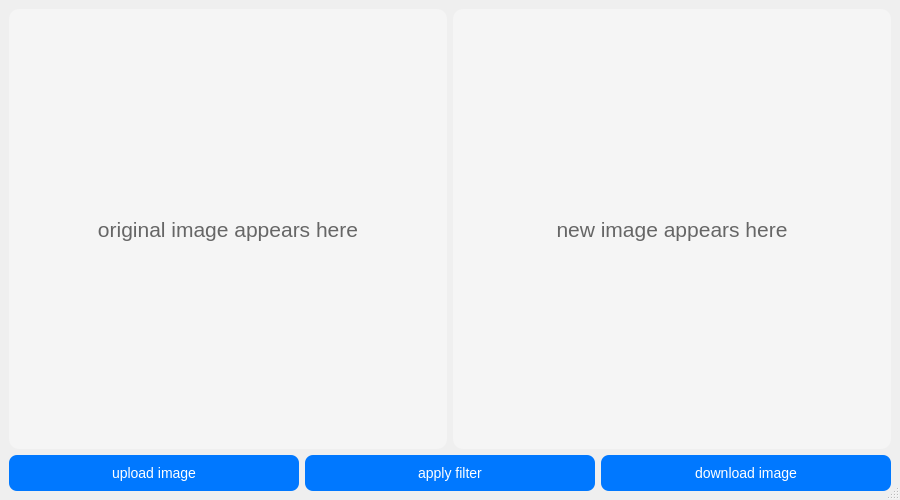
The window that python_application/gui/app.ui (MohammadIbraheem71/Image_filter_applicator) describes before a commit, drawn with Qt 5.
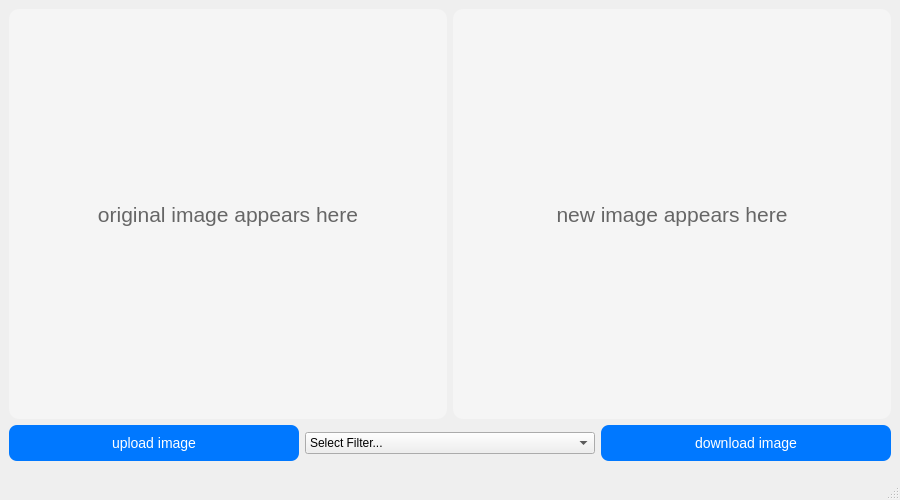
The same window after the commit.

```diff
--- a/python_application/gui/app.ui
+++ b/python_application/gui/app.ui
@@ -108,6 +108,15 @@
     </item>
     <item>
      <layout class="QHBoxLayout" name="horizontalLayout">
+      <property name="sizeConstraint">
+       <enum>QLayout::SizeConstraint::SetDefaultConstraint</enum>
+      </property>
+      <property name="leftMargin">
+       <number>0</number>
+      </property>
+      <property name="bottomMargin">
+       <number>30</number>
+      </property>
       <item>
        <widget class="QPushButton" name="upload_image">
         <property name="styleSheet">
@@ -134,28 +143,38 @@
        </widget>
       </item>
       <item>
-       <widget class="QPushButton" name="apply_filter">
-        <property name="styleSheet">
-         <string notr="true">QPushButton {
-    background-color: #0078ff;
-    color: white;
-    padding: 10px 20px;
-    border-radius: 8px;
-    font-size: 14px;
-}
-
-QPushButton:hover {
-    background-color: #005fcc;
-}
-
-QPushButton:pressed {
-    background-color: #004799;
-}
-</string>
+       <widget class="QComboBox" name="filter_dropdown">
+        <property name="sizePolicy">
+         <sizepolicy hsizetype="Minimum" vsizetype="Fixed">
+          <horstretch>0</horstretch>
+          <verstretch>0</verstretch>
+         </sizepolicy>
         </property>
-        <property name="text">
-         <string>apply filter</string>
-        </property>
+        <item>
+         <property name="text">
+          <string>Select Filter...</string>
+         </property>
+        </item>
+        <item>
+         <property name="text">
+          <string>blur</string>
+         </property>
+        </item>
+        <item>
+         <property name="text">
+          <string>edge</string>
+         </property>
+        </item>
+        <item>
+         <property name="text">
+          <string>grayscale</string>
+         </property>
+        </item>
+        <item>
+         <property name="text">
+          <string>sepia</string>
+         </property>
+        </item>
        </widget>
       </item>
       <item>
```
Left out of the diff: 2 changed lines with no effect on the pictures.
